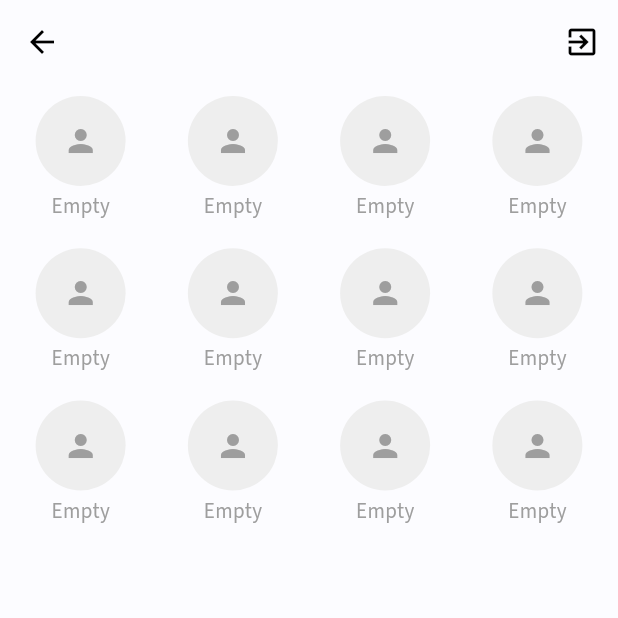
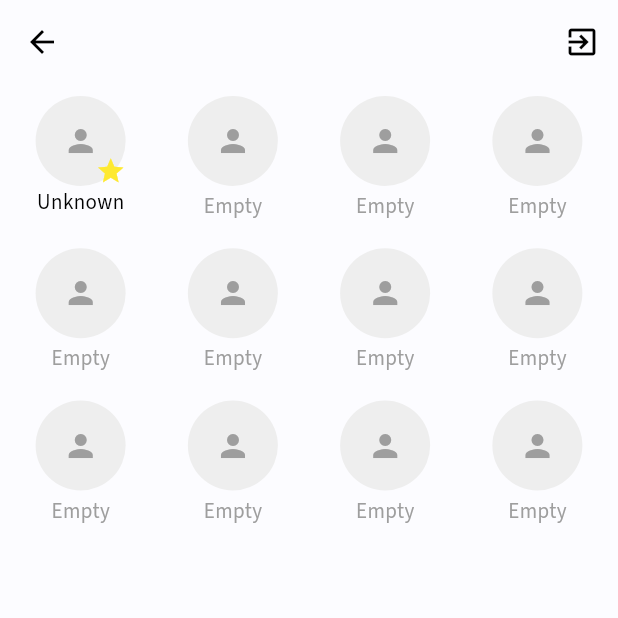
Before and after one commit to dominiqueue7/hola-talk-f, a Flutter app: the VoiceChatRoom screen opened directly with empty values, on a phone screen of 412 x 824 dp, the top half of it. Run offline on Flutter 3.47's test engine with Material 3 defaults, Android fonts, the phone set to English and light mode, and no system bars; our stand-ins replace cached_network_image, cloud_firestore, firebase_analytics, firebase_auth, firebase_core, firebase_messaging and 14 more; accounts and stored records are empty.

Commit message:
add host slot

```diff
--- a/lib/views/voice/create_chat_room.dart
+++ b/lib/views/voice/create_chat_room.dart
@@ -28,12 +28,14 @@ Future<String?> createNewRoom(BuildContext context) async {
             child: Text('Create'),
             onPressed: () async {
               if (roomName.isNotEmpty) {
+                final currentUserId = _auth.currentUser!.uid;
                 // 새 채팅방 정보를 Firestore에 추가
                 DocumentReference docRef = await _firestore.collection('voiceChatRooms').add({
                   'name': roomName,
-                  'createdBy': _auth.currentUser!.uid,
+                  'hostId': currentUserId, // 방장 ID 추가
+                  'createdBy': currentUserId,
                   'createdAt': FieldValue.serverTimestamp(),
-                  'participants': [_auth.currentUser!.uid], // 방 생성자를 참가자 목록에 추가
+                  'participants': [currentUserId], // 방 생성자를 참가자 목록에 추가
                 });
                 createdRoomId = docRef.id;
                 Navigator.pop(context);
--- a/lib/views/voice/participant_slots.dart
+++ b/lib/views/voice/participant_slots.dart
@@ -4,9 +4,10 @@ import 'package:cached_network_image/cached_network_image.dart';
 
 class ParticipantSlots extends StatelessWidget {
   final String roomId;
-  final int maxParticipants = 20;
+  final String hostId;
+  final int maxParticipants = 12;
 
-  ParticipantSlots({required this.roomId});
+  ParticipantSlots({required this.roomId, required this.hostId});
 
   @override
   Widget build(BuildContext context) {
@@ -26,7 +27,9 @@ class ParticipantSlots extends StatelessWidget {
           ),
           itemCount: maxParticipants,
           itemBuilder: (context, index) {
-            if (index < participants.length) {
+            if (index == 0) {
+              return _buildParticipantSlot(hostId, isHost: true);
+            } else if (index < participants.length) {
               return _buildParticipantSlot(participants[index]);
             } else {
               return _buildEmptySlot();
@@ -37,7 +40,7 @@ class ParticipantSlots extends StatelessWidget {
     );
   }
 
-  Widget _buildParticipantSlot(String userId) {
+  Widget _buildParticipantSlot(String userId, {bool isHost = false}) {
     return FutureBuilder<DocumentSnapshot>(
       future: FirebaseFirestore.instance.collection('users').doc(userId).get(),
       builder: (context, snapshot) {
@@ -56,6 +59,9 @@ class ParticipantSlots extends StatelessWidget {
 
         return Column(
           children: [
+            Stack(
+              alignment: Alignment.bottomRight,
+              children: [
                 CircleAvatar(
                   radius: 30,
                   backgroundColor: Colors.grey[200],
@@ -66,7 +72,11 @@ class ParticipantSlots extends StatelessWidget {
                       ? Icon(Icons.person, color: Colors.grey)
                       : null,
                 ),
-            SizedBox(height: 4),
+                if (isHost)
+                  Icon(Icons.star, color: Color.fromARGB(255, 254, 233, 48), size: 20),
+              ],
+            ),
+            SizedBox(height: 1),
             Text(name, overflow: TextOverflow.ellipsis),
           ],
         );
```
Also changed, not shown: lib/views/voice/voice_chat_room.dart (+58 -5 lines). Lines whose indentation alone changed are shown as unchanged.
